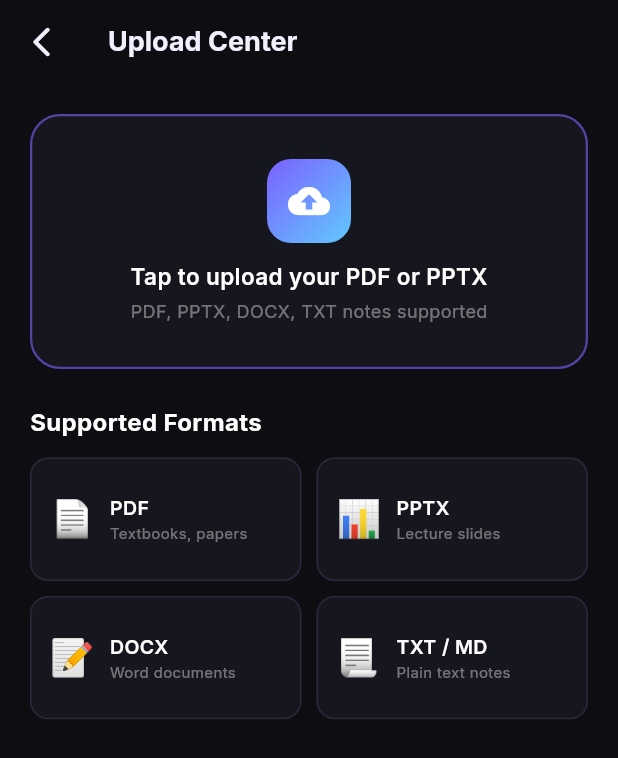
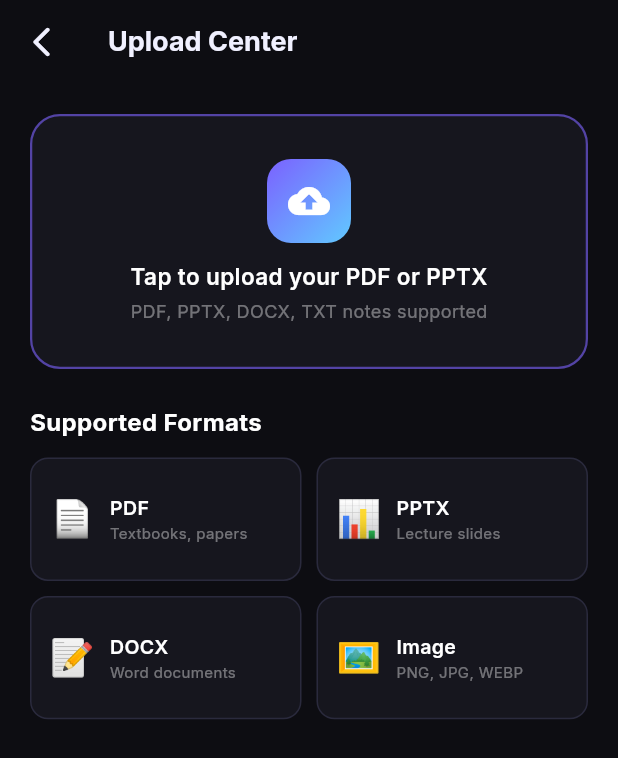
Before and after one commit to richugomez-spec/studymate-ai, a Flutter app: the UploadCenterScreen screen opened by its route, after a tap on "Tap to upload your PDF or PPTX", on a phone screen of 412 x 824 dp. Shown: the top 758 px of the screen. Run offline on Flutter 3.47's test engine with Material 3 defaults, Android fonts, the phone set to English and light mode, and no system bars; our stand-ins replace cloud_firestore, dartz, dio, drift, file_picker, firebase_auth and 13 more; missing offline and left inert: syncfusion_flutter_pdf; accounts and stored records are empty; generated files the repository leaves out were written again.

Commit message:
feat: implement complete document upload pipeline (Firebase Storage + Firestore + progress)

```diff
--- a/lib/features/upload/presentation/screens/upload_center_screen.dart
+++ b/lib/features/upload/presentation/screens/upload_center_screen.dart
@@ -5,6 +5,7 @@ import 'package:go_router/go_router.dart';
 
 import '../../../../core/routing/app_routes.dart';
 import '../../../../core/services/document_processing_service.dart';
+import '../../../../core/services/firebase_upload_service.dart';
 import '../../../../core/theme/app_colors.dart';
 
 class UploadCenterScreen extends ConsumerStatefulWidget {
@@ -17,48 +18,96 @@ class UploadCenterScreen extends ConsumerStatefulWidget {
 class _UploadCenterScreenState extends ConsumerState<UploadCenterScreen> {
   bool _isProcessing = false;
   String _statusMessage = '';
+  double _uploadProgress = 0.0; // 0.0 – 1.0
 
   static const _fileTypes = [
     _FileType(icon: '📄', label: 'PDF', color: Color(0xFFFF6B6B), description: 'Textbooks, papers'),
     _FileType(icon: '📊', label: 'PPTX', color: Color(0xFFFF9F43), description: 'Lecture slides'),
     _FileType(icon: '📝', label: 'DOCX', color: Color(0xFF5F85DB), description: 'Word documents'),
-    _FileType(icon: '📃', label: 'TXT / MD', color: Color(0xFF8B8BA7), description: 'Plain text notes'),
+    _FileType(icon: '🖼️', label: 'Image', color: Color(0xFF26de81), description: 'PNG, JPG, WEBP'),
   ];
 
   Future<void> _pickFile() async {
     setState(() {
       _isProcessing = true;
+      _uploadProgress = 0.0;
       _statusMessage = 'Selecting file...';
     });
 
     try {
-      final service = ref.read(documentProcessingServiceProvider);
-      final file = await service.pickFile();
+      final processingService = ref.read(documentProcessingServiceProvider);
+      final uploadService = ref.read(firebaseUploadServiceProvider);
 
+      // 1. Pick file
+      final file = await processingService.pickFile();
       if (file == null) {
         setState(() => _isProcessing = false);
         return;
       }
 
-      setState(() => _statusMessage = 'Extracting text from ${file.name}...');
-      final processedDoc = await service.processDocument(file);
+      // 2. Validate (type + size) — throws ArgumentError on failure
+      try {
+        uploadService.validateFile(file);
+      } on ArgumentError catch (e) {
+        setState(() => _isProcessing = false);
+        if (mounted) {
+          ScaffoldMessenger.of(context).showSnackBar(SnackBar(
+            content: Text(e.message.toString()),
+            backgroundColor: AppColors.error,
+            duration: const Duration(seconds: 4),
+          ));
+        }
+        return;
+      }
 
+      // 3. Upload to Firebase Storage
+      setState(() => _statusMessage = 'Uploading ${file.name}...');
+      final uploadResult = await uploadService.uploadFile(
+        file,
+        onProgress: (p) => setState(() {
+          _uploadProgress = p;
+          _statusMessage = 'Uploading... ${(p * 100).toStringAsFixed(0)}%';
+        }),
+      );
+
+      // 4. Process document (extract text, generate flashcards/quizzes etc.)
+      setState(() {
+        _uploadProgress = 1.0;
+        _statusMessage = 'Analysing ${file.name}...';
+      });
+
+      final processedDoc = await processingService.processFromBytes(
+        bytes: file.bytes!,
+        fileName: file.name,
+        byteSize: file.size,
+        firestoreDocId: uploadResult.firestoreDocId,
+        downloadUrl: uploadResult.downloadUrl,
+      );
+
+      // 5. Update Firestore with processing results
+      await uploadService.markAsProcessed(
+        uploadResult.firestoreDocId,
+        conceptCount: processedDoc.concepts.length,
+        flashcardCount: processedDoc.flashcards.length,
+        quizCount: processedDoc.quizzes.length,
+        summary: processedDoc.summary.overview,
+      );
+
+      // 6. Set as active document in Riverpod state
       ref.read(activeDocumentProvider.notifier).setDocument(processedDoc);
 
       setState(() => _isProcessing = false);
 
-      if (mounted) {
-        _showSuccessSheet(processedDoc);
-      }
+      if (mounted) _showSuccessSheet(processedDoc);
+
     } catch (e) {
       setState(() => _isProcessing = false);
       if (mounted) {
-        ScaffoldMessenger.of(context).showSnackBar(
-          SnackBar(
-            content: Text('Processing failed: $e'),
-            backgroundColor: AppColors.error,
-          ),
-        );
+        ScaffoldMessenger.of(context).showSnackBar(SnackBar(
+          content: Text('Upload failed: $e'),
+          backgroundColor: AppColors.error,
+          duration: const Duration(seconds: 5),
+        ));
       }
     }
   }
@@ -230,7 +279,22 @@ class _UploadCenterScreenState extends ConsumerState<UploadCenterScreen> {
                   ? Column(
                       mainAxisAlignment: MainAxisAlignment.center,
                       children: [
-                        const CircularProgressIndicator(color: AppColors.electricViolet),
+                        // Show linear progress during upload, circular during processing
+                        if (_uploadProgress > 0.0 && _uploadProgress < 1.0)
+                          Padding(
+                            padding: const EdgeInsets.symmetric(horizontal: 24),
+                            child: ClipRRect(
+                              borderRadius: BorderRadius.circular(6),
+                              child: LinearProgressIndicator(
+                                value: _uploadProgress,
+                                backgroundColor: Colors.white.withOpacity(0.1),
+                                valueColor: const AlwaysStoppedAnimation<Color>(AppColors.electricViolet),
+                                minHeight: 6,
+                              ),
+                            ),
+                          )
+                        else
+                          const CircularProgressIndicator(color: AppColors.electricViolet),
                         const SizedBox(height: 16),
                         Text(
                           _statusMessage,
```
Also changed, not shown: lib/core/services/document_processing_service.dart (+41 -1 lines), lib/core/services/firebase_upload_service.dart (added, +188 -0 lines).
